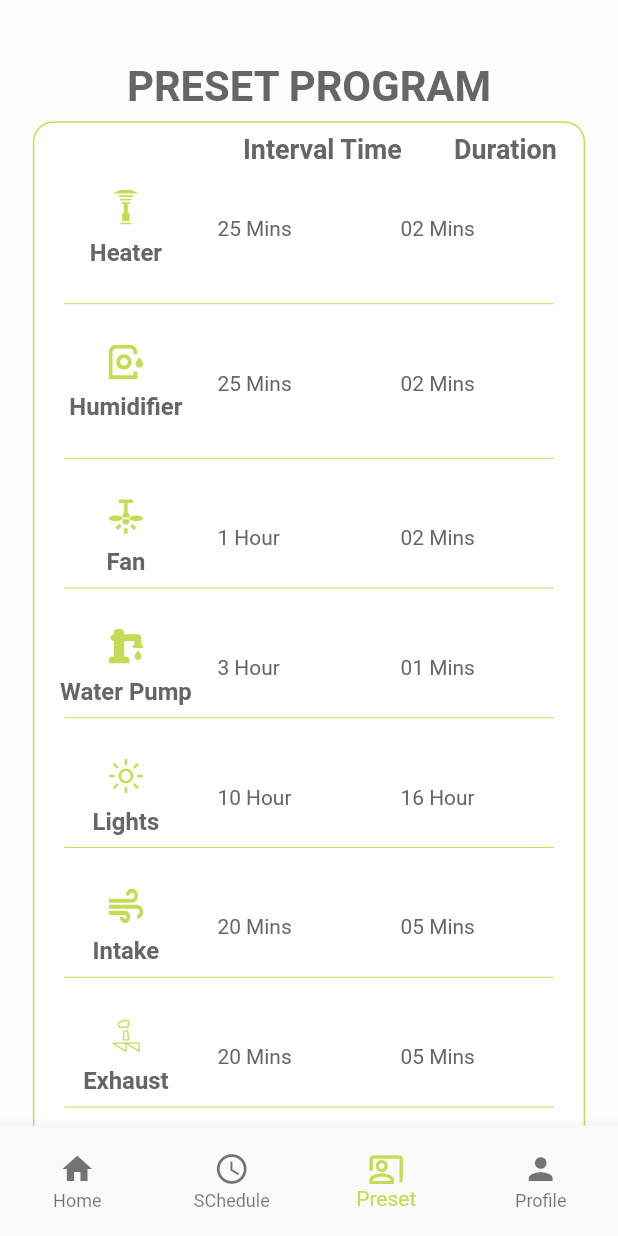
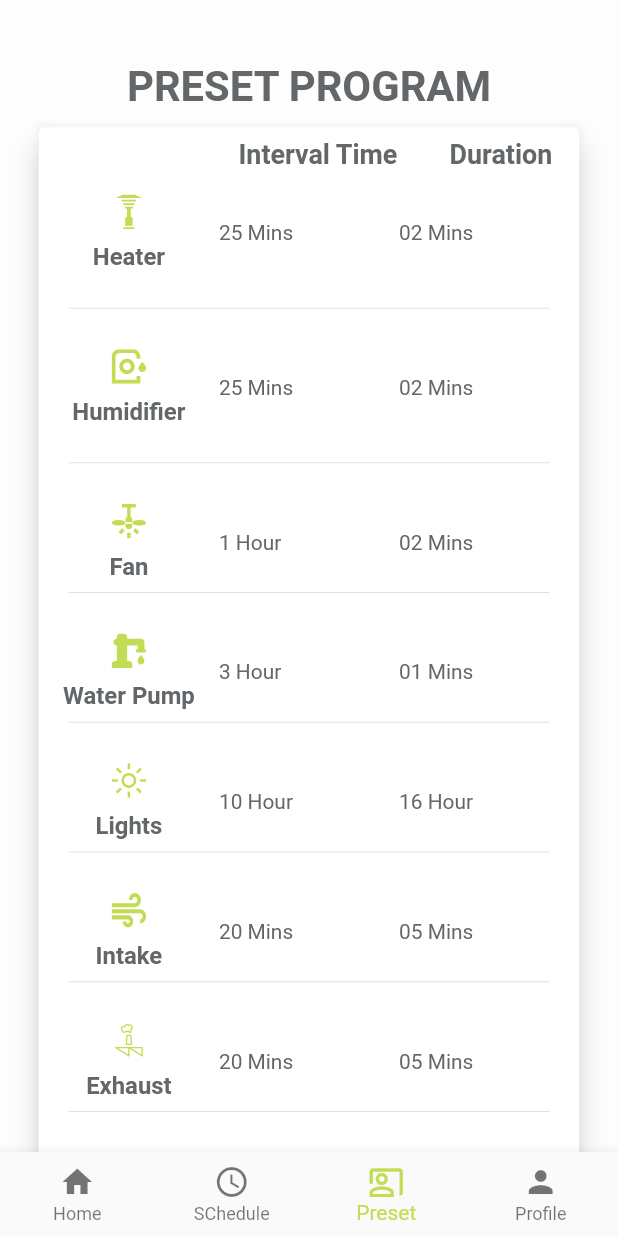
Before and after one commit to Codphobia/home-application-in-flutter-ui, a Flutter app: the NavigationBarScreen screen opened directly, item 3 of the bottom bar chosen, on a phone screen of 412 x 824 dp. Run offline on Flutter 3.47's test engine with Material 2 defaults, Android fonts, the light colour scheme and no system bars; our stand-ins replace flutter_screenutil, flutter_svg, get; network calls fail.

Commit message:
new update

```diff
--- a/lib/view/navigationbar_screen.dart
+++ b/lib/view/navigationbar_screen.dart
@@ -17,10 +17,7 @@ class _NavigationBarScreenState extends State<NavigationBarScreen> {
   Widget build(BuildContext context) {
     return Scaffold(
       body: page[_selectedIndex],
-      bottomNavigationBar: SizedBox(
-        width: 414.w,
-        height: 80.h,
-        child: BottomNavigationBar(
+      bottomNavigationBar: BottomNavigationBar(
           currentIndex: _selectedIndex,
           elevation: 8,
           type: BottomNavigationBarType.fixed,
@@ -42,7 +39,6 @@ class _NavigationBarScreenState extends State<NavigationBarScreen> {
             const BottomNavigationBarItem(
                 icon: Icon(Icons.person), label: 'Profile'),
           ]),
-      ),
     );
   }
 }
--- a/lib/view/peset_program_screen.dart
+++ b/lib/view/peset_program_screen.dart
@@ -34,16 +34,18 @@ class _PresetProgramScreenState extends State<PresetProgramScreen> {
               ),
               Padding(
                 padding: EdgeInsets.symmetric(horizontal: 22.w),
+                child: Card(
+                  elevation: 8,
+                  shadowColor: Colors.grey.shade300,
                   child: Container(
                     decoration: BoxDecoration(
                       borderRadius: BorderRadius.circular(15.r),
                       color: kContainerBackgroundColor,
-                      border: Border.all(
-                        color: kSaveButtonColor,
-                        width: 1,
-                      )),
+                    ),
                     width: 371.w,
                     height: 810.h,
+                    child: SingleChildScrollView(
+                      scrollDirection: Axis.vertical,
                       child: Column(
                         children: [
                           SizedBox(
@@ -87,9 +89,7 @@ class _PresetProgramScreenState extends State<PresetProgramScreen> {
                           ),
                           Padding(
                             padding: EdgeInsets.symmetric(horizontal: 20.w),
-                        child: const Divider(
-                          color: kSaveButtonColor,
-                        ),
+                            child: const Divider(),
                           ),
                           SizedBox(
                             height: 1.h,
@@ -107,9 +107,7 @@ class _PresetProgramScreenState extends State<PresetProgramScreen> {
                           ),
                           Padding(
                             padding: EdgeInsets.symmetric(horizontal: 20.w),
-                        child: const Divider(
-                          color: kSaveButtonColor,
-                        ),
+                            child: const Divider(),
                           ),
                           SizedBox(
                             height: 1.h,
@@ -124,9 +122,7 @@ class _PresetProgramScreenState extends State<PresetProgramScreen> {
                               icon: kFanIcon),
                           Padding(
                             padding: EdgeInsets.symmetric(horizontal: 20.w),
-                        child: const Divider(
-                          color: kSaveButtonColor,
-                        ),
+                            child: const Divider(),
                           ),
                           SizedBox(
                             height: 1.h,
@@ -141,9 +137,7 @@ class _PresetProgramScreenState extends State<PresetProgramScreen> {
                               icon: kWaterpPumpIcon),
                           Padding(
                             padding: EdgeInsets.symmetric(horizontal: 20.w),
-                        child: const Divider(
-                          color: kSaveButtonColor,
-                        ),
+                            child: const Divider(),
                           ),
                           SizedBox(
                             height: 1.h,
@@ -158,9 +152,7 @@ class _PresetProgramScreenState extends State<PresetProgramScreen> {
                               icon: kLightIcon),
                           Padding(
                             padding: EdgeInsets.symmetric(horizontal: 20.w),
-                        child: const Divider(
-                          color: kSaveButtonColor,
-                        ),
+                            child: const Divider(),
                           ),
                           SizedBox(
                             height: 1.h,
@@ -175,9 +167,7 @@ class _PresetProgramScreenState extends State<PresetProgramScreen> {
                               icon: kIntakeIcon),
                           Padding(
                             padding: EdgeInsets.symmetric(horizontal: 20.w),
-                        child: const Divider(
-                          color: kSaveButtonColor,
-                        ),
+                            child: const Divider(),
                           ),
                           SizedBox(
                             height: 1.h,
@@ -192,9 +182,7 @@ class _PresetProgramScreenState extends State<PresetProgramScreen> {
                               icon: kExhausIcon),
                           Padding(
                             padding: EdgeInsets.symmetric(horizontal: 20.w),
-                        child: const Divider(
-                          color: kSaveButtonColor,
-                        ),
+                            child: const Divider(),
                           ),
                           SizedBox(
                             height: 1.h,
@@ -208,6 +196,8 @@ class _PresetProgramScreenState extends State<PresetProgramScreen> {
                               subTitleTwo: '16 Hour',
                               icon: kMotorIcon),
                         ],
+                      ),
+                    ),
                   ),
                 ),
               ),
--- a/lib/view/schedule_appliances_screen.dart
+++ b/lib/view/schedule_appliances_screen.dart
@@ -48,7 +48,7 @@ class _SCheduleAppliancesScreenState extends State<SCheduleAppliancesScreen> {
             ),
             CustomSheduleCard(title: 'Water Pump', icon: kWaterpPumpIcon),
             SizedBox(
-              height: 208.h,
+              height: 20.h,
             ),
             CustomSheduleCard(title: 'Intake', icon: kIntakeIcon),
             SizedBox(
```
Also changed, not shown: lib/data/custom_shedule_card.dart (+42 -65 lines), lib/data/drop_down_meanu_widget.dart (+5 -5 lines), lib/view/Home_Screen.dart (+15 -10 lines), lib/view/device_step_screen.dart (+15 -10 lines), lib/view/login_screen.dart (+19 -9 lines), lib/view/profile_screen.dart (+14 -16 lines), lib/view/splash_screen.dart (+4 -4 lines). Lines whose indentation alone changed are shown as unchanged.
